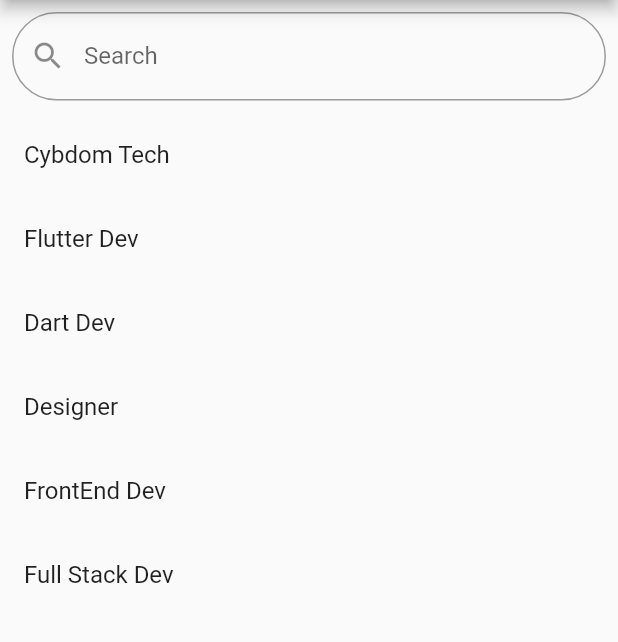
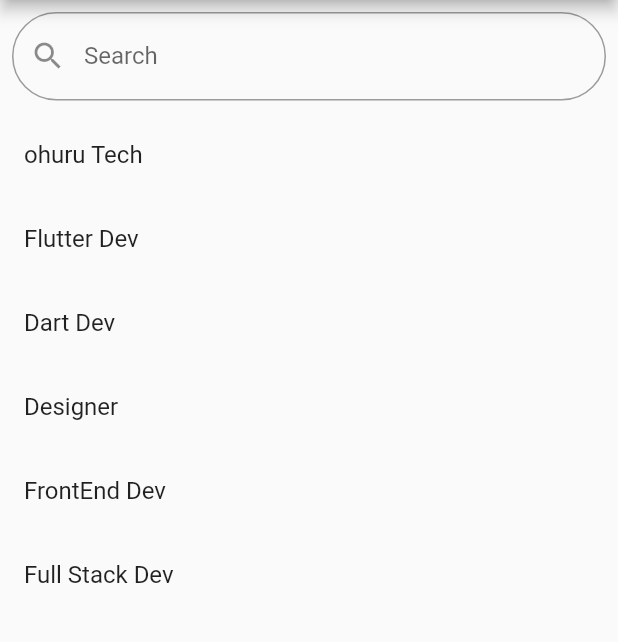
Before and after one commit to amartya-dev/chat_ui_fluid, a Flutter app: the SearchFriendScreen screen opened directly, on a phone screen of 412 x 824 dp, the part 84-726 px from its top. Run offline on Flutter 3.47's test engine with Material 2 defaults, Android fonts, the phone set to English and light mode, and no system bars; our stand-ins replace liquid_swipe; network calls fail.

Commit message:
screenshots and readme

```diff
--- a/lib/data/data_items.dart
+++ b/lib/data/data_items.dart
@@ -3,8 +3,8 @@ List<Map<String, dynamic>> friendsList = [
   {
     'imgUrl':
         'https://cdn.pixabay.com/photo/2019/11/06/17/26/gear-4606749_960_720.jpg',
-    'username': 'Cybdom Tech',
-    'lastMsg': 'Hey, checkout my website: cybdom.tech ;)',
+    'username': 'ohuru Tech',
+    'lastMsg': 'Hey, checkout my website: ohuru.tech ;)',
     'seen': true,
     'hasUnSeenMsgs': false,
     'unseenCount': 0,
@@ -15,7 +15,7 @@ List<Map<String, dynamic>> friendsList = [
     'imgUrl':
         'https://cdn.pixabay.com/photo/2019/11/06/17/26/gear-4606749_960_720.jpg',
     'username': 'Flutter Dev',
-    'lastMsg': 'Hey, checkout my website: cybdom.tech ;)',
+    'lastMsg': 'Hey, checkout my website: ohuru.tech ;)',
     'seen': false,
     'hasUnSeenMsgs': false,
     'unseenCount': 0,
@@ -26,7 +26,7 @@ List<Map<String, dynamic>> friendsList = [
     'imgUrl':
         'https://cdn.pixabay.com/photo/2019/11/05/08/52/adler-4603104_960_720.jpg',
     'username': 'Dart Dev',
-    'lastMsg': 'Hey, checkout my website: cybdom.tech ;)',
+    'lastMsg': 'Hey, checkout my website: ohuru.tech ;)',
     'seen': false,
     'hasUnSeenMsgs': true,
     'unseenCount': 3,
@@ -37,7 +37,7 @@ List<Map<String, dynamic>> friendsList = [
     'imgUrl':
         'https://cdn.pixabay.com/photo/2015/02/04/08/03/baby-623417_960_720.jpg',
     'username': 'Designer',
-    'lastMsg': 'Hey, checkout my website: cybdom.tech ;)',
+    'lastMsg': 'Hey, checkout my website: ohuru.tech ;)',
     'seen': true,
     'hasUnSeenMsgs': true,
     'unseenCount': 2,
@@ -48,7 +48,7 @@ List<Map<String, dynamic>> friendsList = [
     'imgUrl':
         'https://cdn.pixabay.com/photo/2012/03/04/01/01/baby-22194_960_720.jpg',
     'username': 'FrontEnd Dev',
-    'lastMsg': 'Hey, checkout my website: cybdom.tech ;)',
+    'lastMsg': 'Hey, checkout my website: ohuru.tech ;)',
     'seen': false,
     'hasUnSeenMsgs': true,
     'unseenCount': 4,
@@ -59,7 +59,7 @@ List<Map<String, dynamic>> friendsList = [
     'imgUrl':
         'https://cdn.pixabay.com/photo/2015/01/08/18/29/entrepreneur-593358_960_720.jpg',
     'username': 'Full Stack Dev',
-    'lastMsg': 'Hey, checkout my website: cybdom.tech ;)',
+    'lastMsg': 'Hey, checkout my website: ohuru.tech ;)',
     'seen': false,
     'hasUnSeenMsgs': false,
     'unseenCount': 0,
@@ -70,7 +70,7 @@ List<Map<String, dynamic>> friendsList = [
     'imgUrl':
         'https://cdn.pixabay.com/photo/2015/01/08/18/29/entrepreneur-593358_960_720.jpg',
     'username': 'Backend Dev',
-    'lastMsg': 'Hey, checkout my website: cybdom.tech ;)',
+    'lastMsg': 'Hey, checkout my website: ohuru.tech ;)',
     'seen': false,
     'hasUnSeenMsgs': true,
     'unseenCount': 3,
@@ -112,7 +112,7 @@ List<Map<String, dynamic>> messages = [
 ];
 
 List<String> friends = [
-  'Cybdom Tech',
+  'ohuru Tech',
   'Flutter Dev',
   'Dart Dev',
   'Designer',
```
Also changed, not shown: 7 other files.
